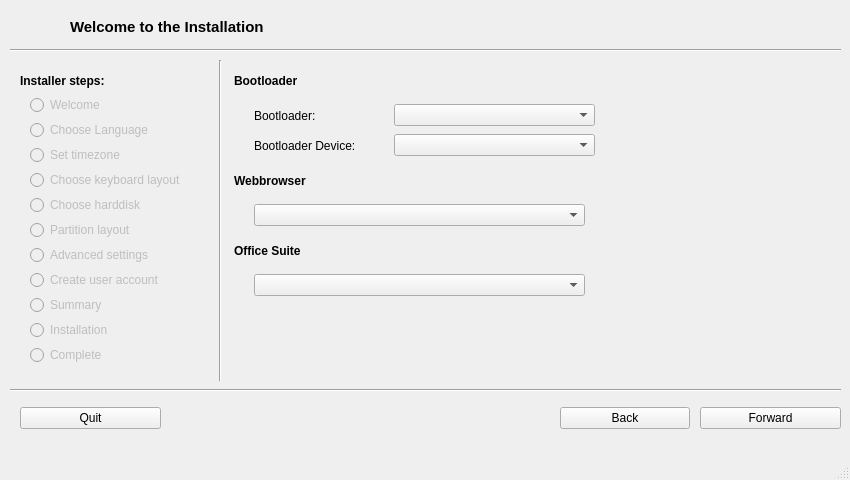
The window that src/usr/share/bbqlinux-installer/qt_interface.ui (bbqlinux/bbqlinux-installer) describes before a commit, drawn with Qt 5.
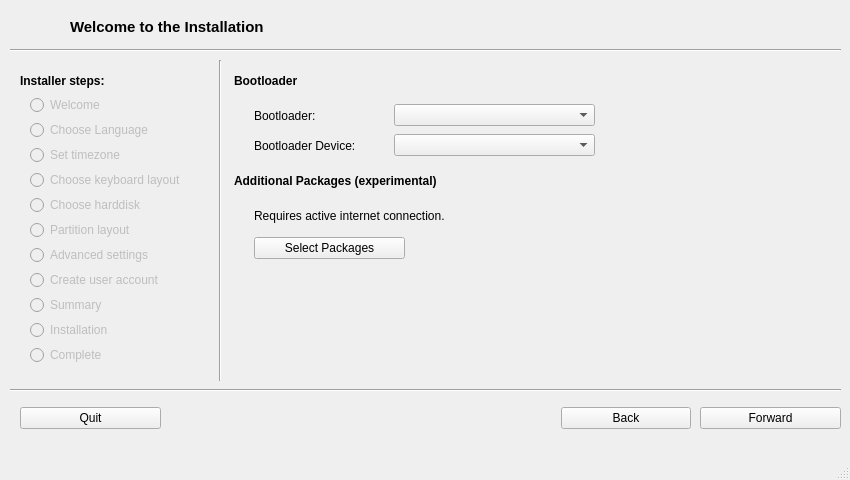
The same window after the commit. The open tabs and pages were chosen to show the change. Icons and pictures are not drawn.

Commit message: add experimental package selector (wip)

What changed in the file:
```diff
--- a/src/usr/share/bbqlinux-installer/qt_interface.ui
+++ b/src/usr/share/bbqlinux-installer/qt_interface.ui
@@ -578,6 +578,31 @@
           </item>
          </layout>
         </widget>
+        <widget class="QWidget" name="horizontalLayoutWidget_14">
+         <property name="geometry">
+          <rect>
+           <x>30</x>
+           <y>170</y>
+           <width>151</width>
+           <height>36</height>
+          </rect>
+         </property>
+         <layout class="QHBoxLayout" name="horizontalLayout_14">
+          <item>
+           <widget class="QPushButton" name="packageSelectorButton">
+            <property name="layoutDirection">
+             <enum>Qt::LeftToRight</enum>
+            </property>
+            <property name="autoFillBackground">
+             <bool>false</bool>
+            </property>
+            <property name="text">
+             <string>Select Packages</string>
+            </property>
+           </widget>
+          </item>
+         </layout>
+        </widget>
         <widget class="QWidget" name="verticalLayoutWidget_39">
          <property name="geometry">
           <rect>
@@ -589,7 +614,7 @@
          </property>
          <layout class="QVBoxLayout" name="verticalLayout_40">
           <item>
-           <widget class="QLabel" name="label_22">
+           <widget class="QLabel" name="bootloaderLabel_2">
             <property name="font">
              <font>
               <weight>75</weight>
@@ -597,7 +622,7 @@
              </font>
             </property>
             <property name="text">
-             <string>Webbrowser</string>
+             <string>Additional Packages (experimental)</string>
             </property>
            </widget>
           </item>
@@ -608,56 +633,20 @@
           <rect>
            <x>30</x>
            <y>140</y>
-           <width>331</width>
+           <width>242</width>
            <height>31</height>
           </rect>
          </property>
          <layout class="QHBoxLayout" name="horizontalLayout_12">
           <item>
-           <widget class="QComboBox" name="webbrowserComboBox"/>
-          </item>
-         </layout>
-        </widget>
-        <widget class="QWidget" name="verticalLayoutWidget_40">
-         <property name="geometry">
-          <rect>
-           <x>10</x>
-           <y>180</y>
-           <width>451</width>
-           <height>21</height>
-          </rect>
-         </property>
-         <layout class="QVBoxLayout" name="verticalLayout_41">
-          <item>
-           <widget class="QLabel" name="label_23">
-            <property name="font">
-             <font>
-              <weight>75</weight>
-              <bold>true</bold>
-             </font>
-            </property>
+           <widget class="QLabel" name="label_22">
             <property name="text">
-             <string>Office Suite</string>
+             <string>Requires active internet connection.</string>
             </property>
            </widget>
           </item>
          </layout>
         </widget>
-        <widget class="QWidget" name="horizontalLayoutWidget_13">
-         <property name="geometry">
-          <rect>
-           <x>30</x>
-           <y>210</y>
-           <width>331</width>
-           <height>31</height>
-          </rect>
-         </property>
-         <layout class="QHBoxLayout" name="horizontalLayout_13">
-          <item>
-           <widget class="QComboBox" name="officeSuiteComboBox"/>
-          </item>
-         </layout>
-        </widget>
        </widget>
        <widget class="QWidget" name="userPage">
         <widget class="QWidget" name="verticalLayoutWidget_16">
@@ -1197,7 +1186,7 @@
    <widget class="QWidget" name="horizontalLayoutWidget_2">
     <property name="geometry">
      <rect>
-      <x>560</x>
+      <x>561</x>
       <y>400</y>
       <width>130</width>
       <height>36</height>
```
Left out of the diff: 2 changed lines with no effect on the pictures. The commit also changes 10 other files.
